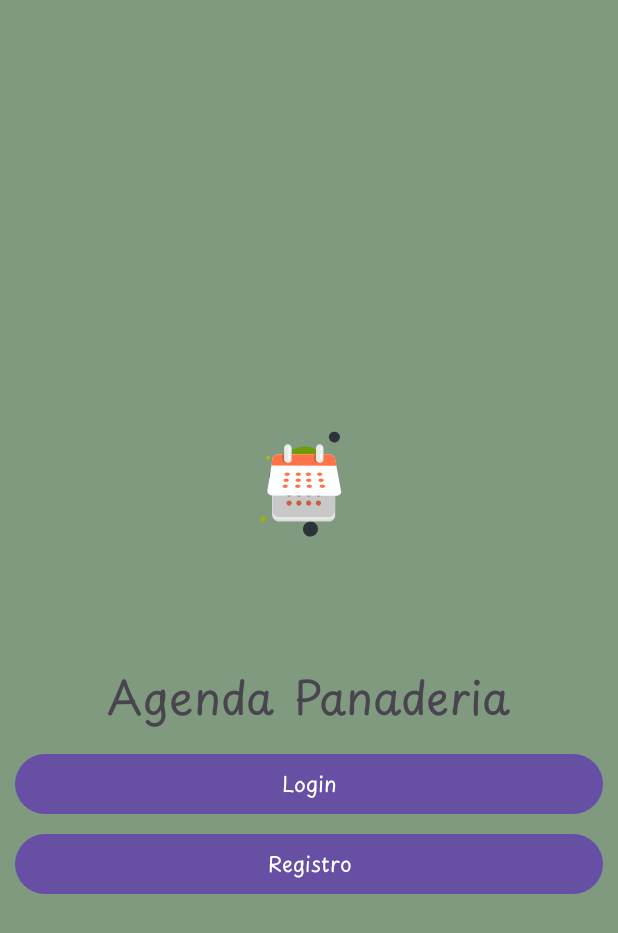
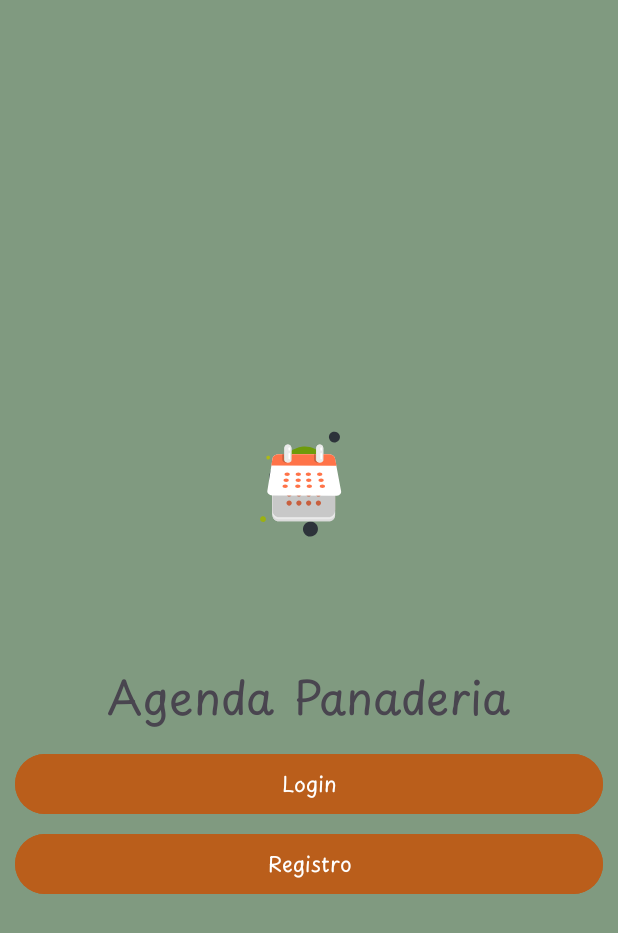
Before and after one commit to Xenia24/OrderEase, an Android app: the screen it shows after launch (MainActivity), on a phone screen of 412 x 824 dp. Shown: the top 933 px of the screen. Run offline under Robolectric (Android 15) with nearby library versions, the light colour scheme and no system bars.

Commit message:
fondo botones

```diff
--- a/app/src/main/res/layout/activity_main.xml
+++ b/app/src/main/res/layout/activity_main.xml
@@ -33,14 +33,17 @@
         android:fontFamily="@font/variablefont_wght"
         android:layout_marginTop="10dp"
         android:layout_width="match_parent"
-        android:layout_height="wrap_content"/>
+        android:layout_height="wrap_content"
+        android:backgroundTint="@color/naranjado"
+        />
     <Button
         android:id="@+id/Btn_Registro"
         android:text="@string/Btn_Registro"
         android:fontFamily="@font/variablefont_wght"
         android:layout_marginTop="5dp"
         android:layout_width="match_parent"
-        android:layout_height="wrap_content"/>
+        android:layout_height="wrap_content"
+        android:backgroundTint="@color/naranjado"/>
 </androidx.appcompat.widget.LinearLayoutCompat>
 
 </RelativeLayout>
--- a/app/src/main/res/values/colors.xml
+++ b/app/src/main/res/values/colors.xml
@@ -17,7 +17,7 @@
     <color name="md_red_A100">#FF8A80</color>
     <color name="md_red_A200">#FF5252</color>
     <color name="md_red_A400">#FF1744</color>
-    <color name="md_red_A700">#D50000</color>
+    <color name="naranjado">#BA5E1B</color>
     <color name="verde">#809A80</color>
 
     <!-- pinks -->
```
